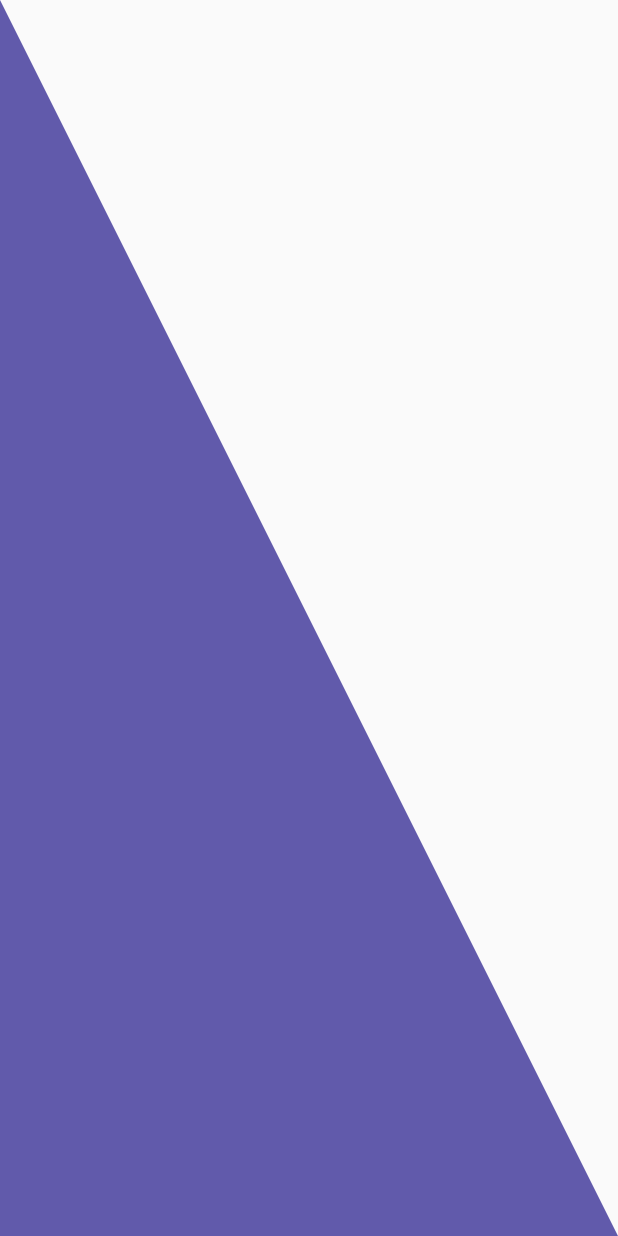
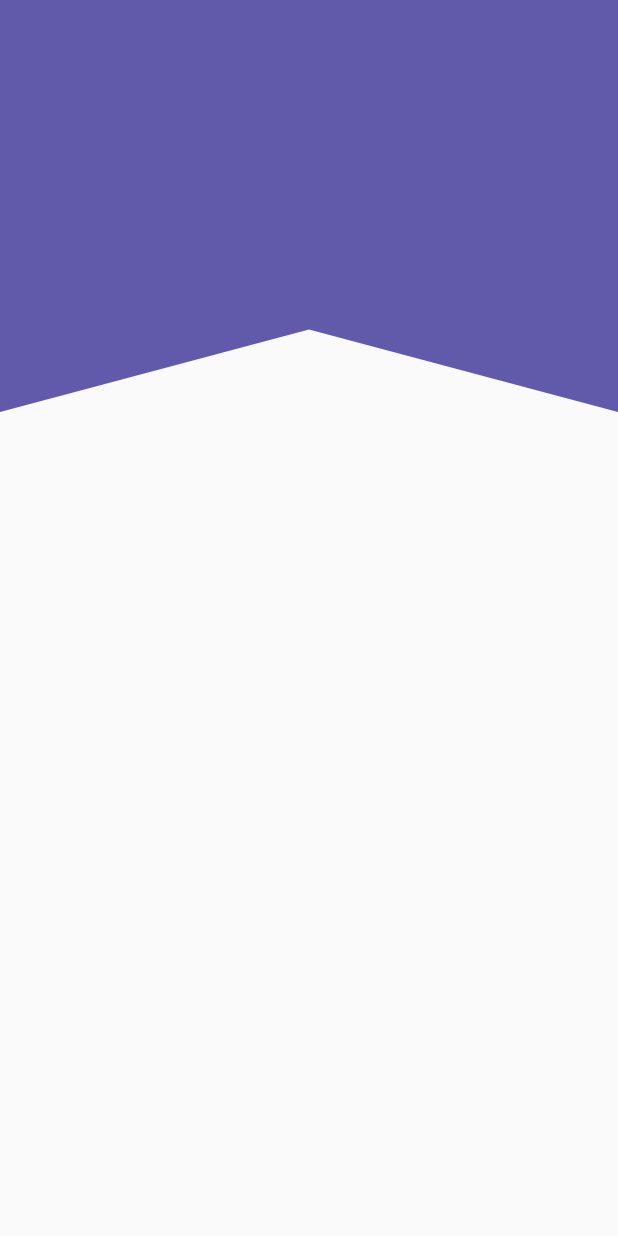
Before and after one commit to CrisMEDev/Flutter-Designs_and_animations, a Flutter app: the screen it shows after launch, on a phone screen of 412 x 824 dp. Run offline on Flutter 3.47's test engine with Material 2 defaults, Android fonts, the phone set to English and light mode, and no system bars.

Commit message:
Se implementó el header de pico hacia adentro

```diff
--- a/lib/src/pages/headers_page.dart
+++ b/lib/src/pages/headers_page.dart
@@ -8,7 +8,8 @@ class HeadersPage extends StatelessWidget {
     return Scaffold(
       // body: HeaderCuadrado(),
       // body: HeaderBordesRedondeados(),
-      body: HeaderTrianguloDerecho(),
+      // body: HeaderTrianguloDerecho(),
+      body: HeaderPicoAdentro(),
     );
   }
 }
--- a/lib/src/widgets/headers.dart
+++ b/lib/src/widgets/headers.dart
@@ -119,3 +119,42 @@ class _HeaderTrianguloDerechoPainter extends CustomPainter{
   bool shouldRepaint(covariant CustomPainter oldDelegate) => true;
 
 }
+
+
+class HeaderPicoAdentro extends StatelessWidget {
+  @override
+  Widget build(BuildContext context) {
+    return Container(
+      width: double.infinity,
+      height: double.infinity,
+
+      child: CustomPaint(
+        painter: _HeaderPicoAdentroPainter(),
+      ),
+    );
+  }
+}
+
+class _HeaderPicoAdentroPainter extends CustomPainter{
+  @override
+  void paint(Canvas canvas, Size size) {
+    final paint = new Paint();
+    final path = new Path();
+
+    // Propiedades
+    paint.color = Color( 0xFF615AAB );
+    paint.style = PaintingStyle.fill;
+    // Dibujar con el path y el paint; El path por defecto esta en (0, 0)
+    path.lineTo(0, size.height / 3);
+    path.lineTo(size.width / 2, size.height / 3.75);
+    path.lineTo(size.width, size.height / 3);
+    path.lineTo(size.width, 0);
+
+
+    canvas.drawPath(path, paint);
+  }
+
+    @override
+    bool shouldRepaint(covariant CustomPainter oldDelegate) => true;
+
+}
```
